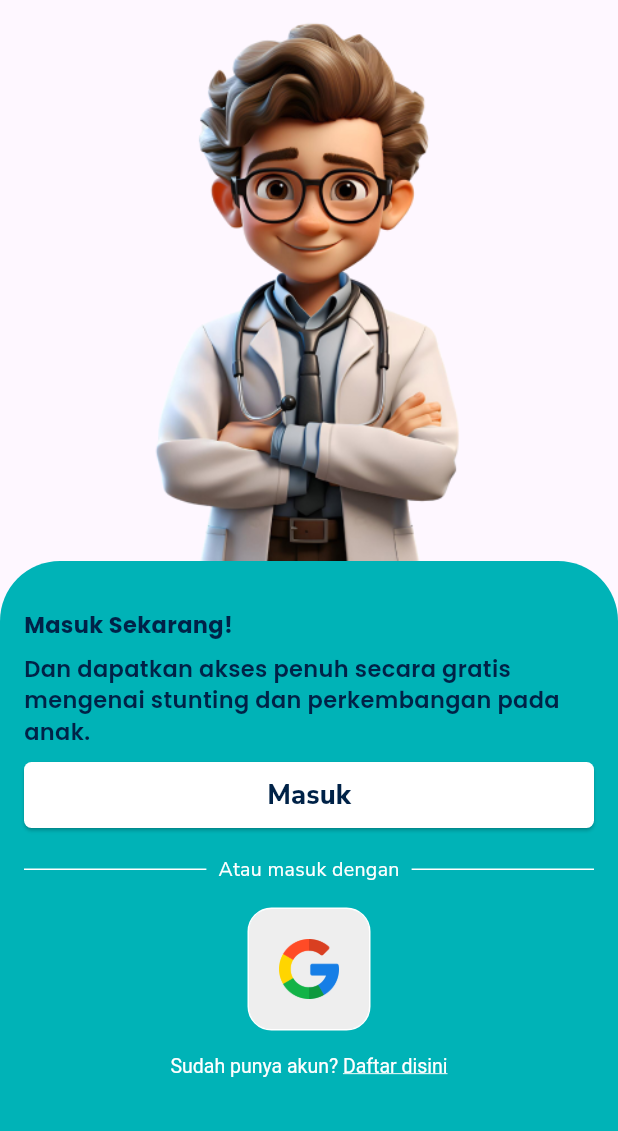
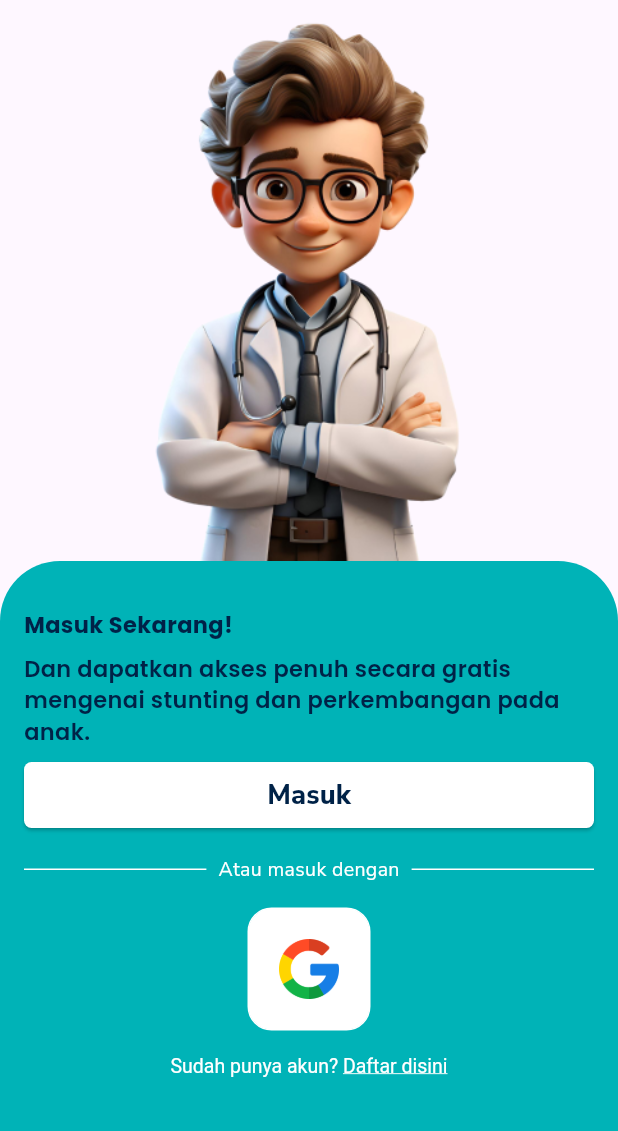
Before and after one commit to Satyavira/KidsGrowthPlus, a Flutter app: the screen it shows after launch, after a tap on "Get Started", on a phone screen of 412 x 824 dp, the part 105-1236 px from its top. Run offline on Flutter 3.47's test engine with Material 3 defaults, Android fonts, the light colour scheme and no system bars; our stand-ins replace cloud_firestore, firebase_auth, firebase_core, flutter_svg, google_fonts, google_sign_in; accounts and stored records are empty; project files that could hold a hidden picture were left out.

Commit message:
Modified square_tile.dart. Change the container color.

```diff
--- a/lib/ui/widget/square_tile.dart
+++ b/lib/ui/widget/square_tile.dart
@@ -14,7 +14,7 @@ class SquareTile extends StatelessWidget {
       decoration: BoxDecoration(
         border: Border.all(color: Colors.white),
         borderRadius: BorderRadius.circular(16),
-        color: Colors.grey[200],
+        color: Colors.white,
       ),
       child: Image.asset(
         imagePath,
```
